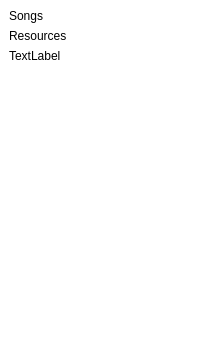
Qt form Components/sidebar.ui (HTMLProgrammer2001/qtPlayer) before a commit.
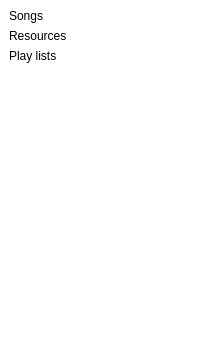
The same form after that commit.

```diff
--- a/Components/sidebar.ui
+++ b/Components/sidebar.ui
@@ -78,7 +78,10 @@
          <cursorShape>PointingHandCursor</cursorShape>
         </property>
         <property name="text">
-         <string>TextLabel</string>
+         <string>Play lists</string>
+        </property>
+        <property name="page" stdset="0">
+         <string>playlists</string>
         </property>
        </widget>
       </item>
```
Left out of the diff: 12 changed lines with no effect on the pictures.
